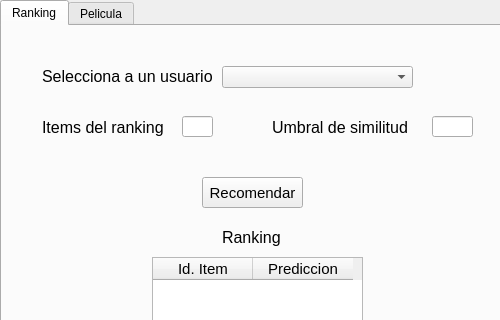
The window that main.ui (pcastillot/RecomendadorPeliculas) describes before a commit, drawn with Qt 5; both pictures show x 0 to 500 and y 0 to 320 of the 500 by 623 pixel window.
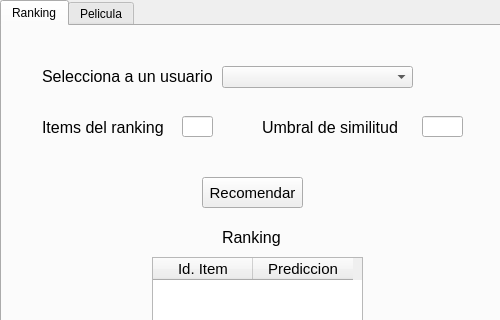
The same window after the commit.

What changed in the file:
```diff
--- a/main.ui
+++ b/main.ui
@@ -69,7 +69,7 @@
      <widget class="QLabel" name="label_3">
       <property name="geometry">
        <rect>
-        <x>270</x>
+        <x>260</x>
         <y>91</y>
         <width>151</width>
         <height>21</height>
@@ -169,7 +169,7 @@
      <widget class="QLineEdit" name="txtUmbral">
       <property name="geometry">
        <rect>
-        <x>430</x>
+        <x>420</x>
         <y>90</y>
         <width>41</width>
         <height>21</height>
```
Left out of the diff: 8 changed lines with no effect on the pictures.
